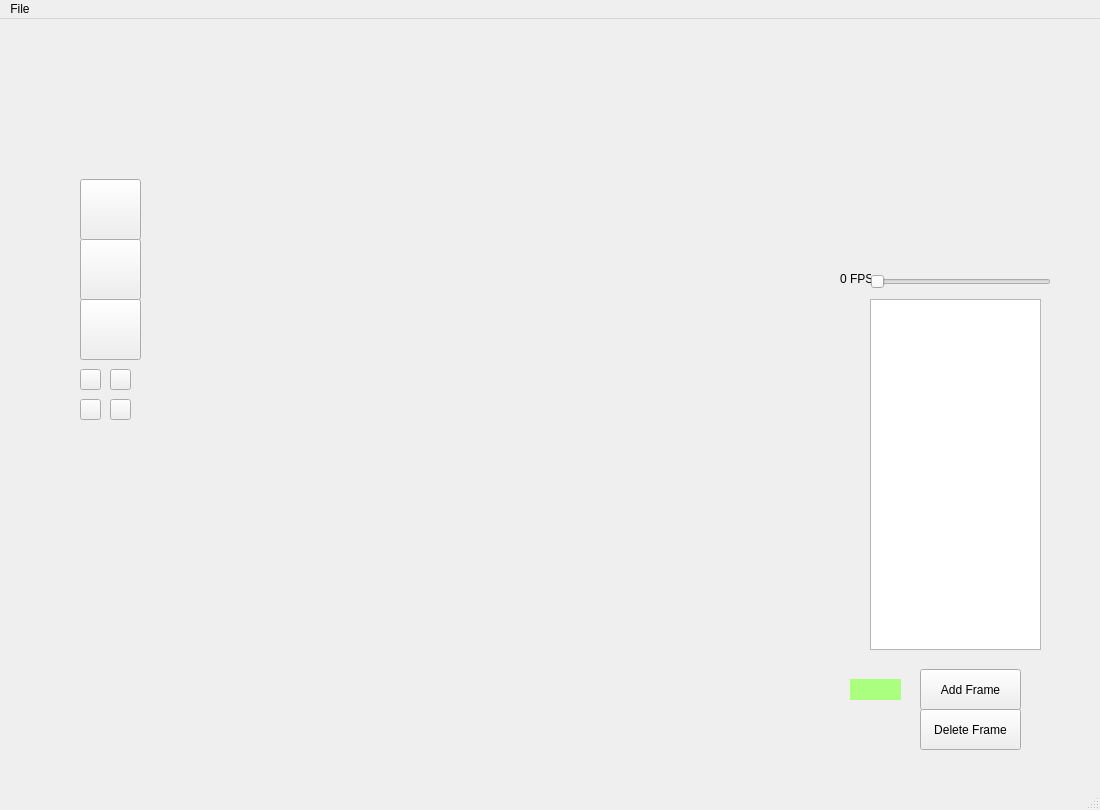
The window that SpriteEditor/spriteview.ui (bestcreator01/sprite-editor) describes before a commit, drawn with Qt 5.
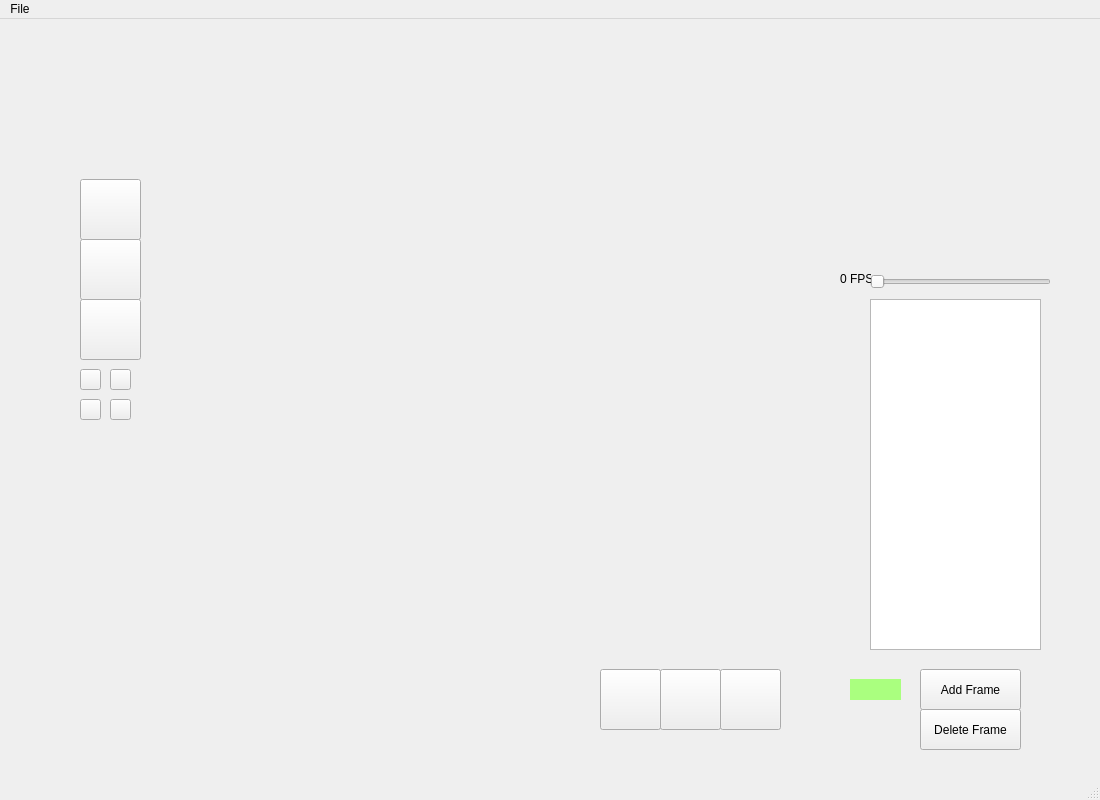
The same window after the commit.

Commit message: Added save/load/new file icons.

Patch:
```diff
--- a/SpriteEditor/spriteview.ui
+++ b/SpriteEditor/spriteview.ui
@@ -7,7 +7,7 @@
     <x>0</x>
     <y>0</y>
     <width>1100</width>
-    <height>810</height>
+    <height>800</height>
    </rect>
   </property>
   <property name="mouseTracking">
@@ -223,6 +223,63 @@
      <string/>
     </property>
    </widget>
+   <widget class="QPushButton" name="newFile">
+    <property name="geometry">
+     <rect>
+      <x>600</x>
+      <y>650</y>
+      <width>61</width>
+      <height>61</height>
+     </rect>
+    </property>
+    <property name="text">
+     <string/>
+    </property>
+    <property name="iconSize">
+     <size>
+      <width>50</width>
+      <height>50</height>
+     </size>
+    </property>
+   </widget>
+   <widget class="QPushButton" name="saveFile">
+    <property name="geometry">
+     <rect>
+      <x>660</x>
+      <y>650</y>
+      <width>61</width>
+      <height>61</height>
+     </rect>
+    </property>
+    <property name="text">
+     <string/>
+    </property>
+    <property name="iconSize">
+     <size>
+      <width>50</width>
+      <height>50</height>
+     </size>
+    </property>
+   </widget>
+   <widget class="QPushButton" name="loadFile">
+    <property name="geometry">
+     <rect>
+      <x>720</x>
+      <y>650</y>
+      <width>61</width>
+      <height>61</height>
+     </rect>
+    </property>
+    <property name="text">
+     <string/>
+    </property>
+    <property name="iconSize">
+     <size>
+      <width>50</width>
+      <height>50</height>
+     </size>
+    </property>
+   </widget>
   </widget>
   <widget class="QMenuBar" name="menubar">
    <property name="geometry">
```
The commit also changes 5 other files.
